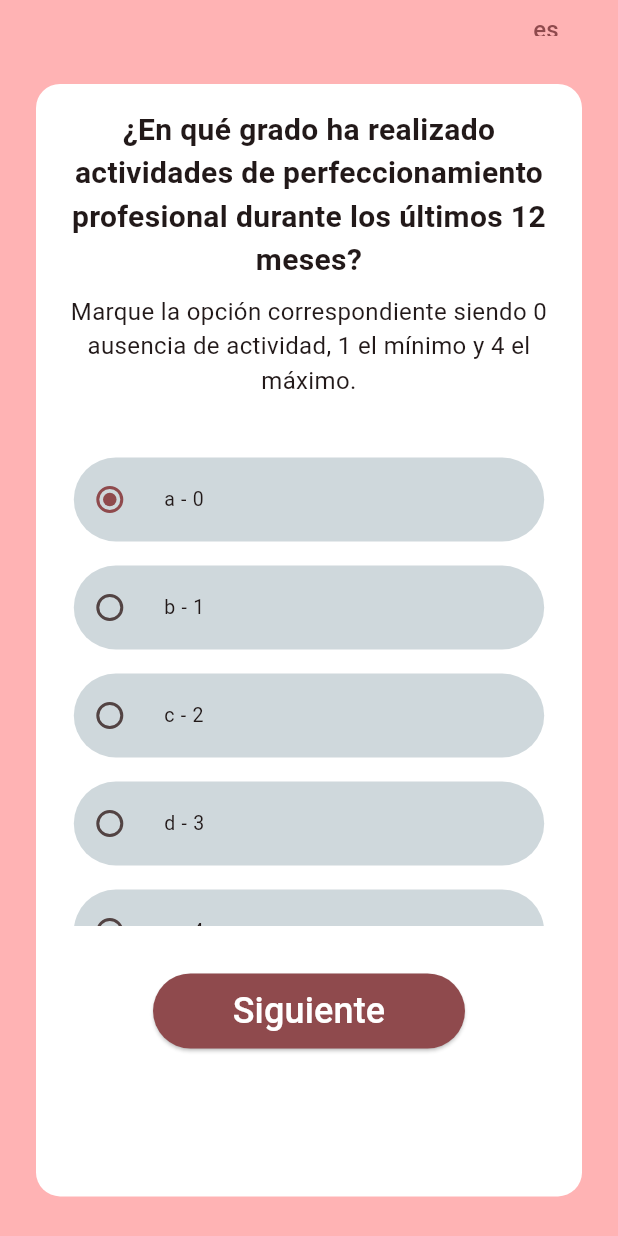
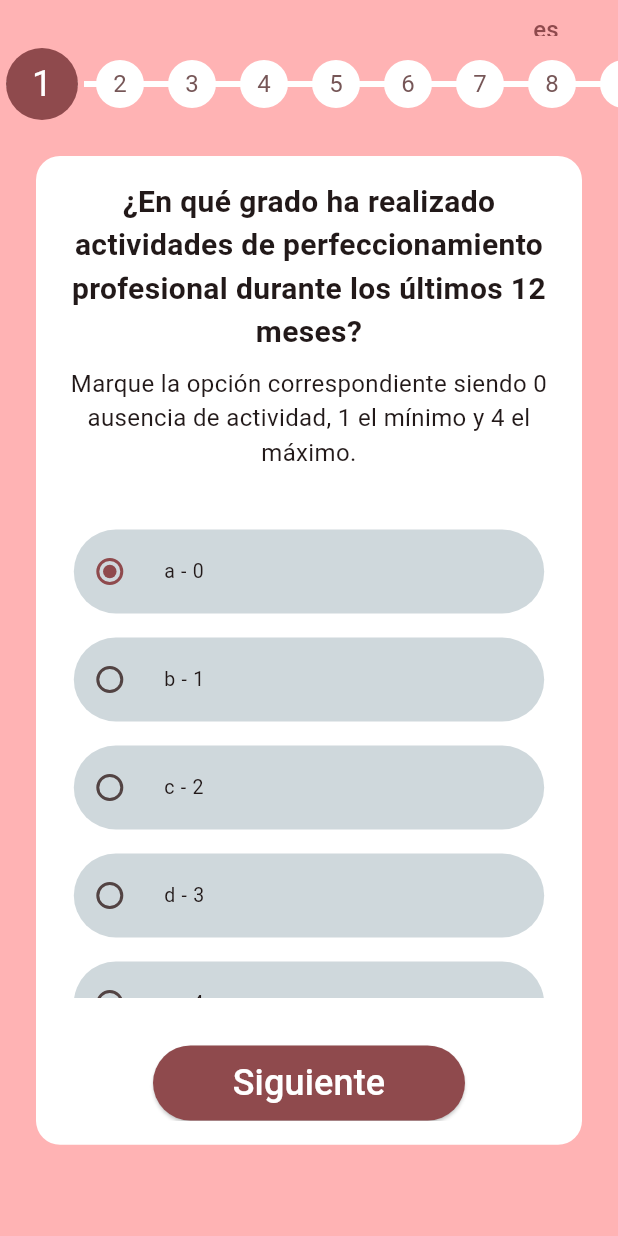
Before and after one commit to tomasatisocco/coaching-test, a Flutter app: the CoachingTestPageView widget shown alone on an empty page, opened directly, on a phone screen of 412 x 824 dp. Run offline on Flutter 3.47's test engine with Material 2 defaults, Android fonts, the phone set to English and light mode, and no system bars; our stand-ins replace bloc, cloud_firestore, firebase_core, flutter_bloc, go_router, responsive_builder and 1 more; accounts and stored records are empty; generated files the repository leaves out were written again.

Commit message:
Add progress bar to test page

```diff
--- a/lib/coaching_test/view/coaching_test_page.dart
+++ b/lib/coaching_test/view/coaching_test_page.dart
@@ -74,6 +74,7 @@ class _CoachingTestPageViewState extends State<CoachingTestPageView> {
           return QuestionPage(
             question: questionsList[index],
             pageController: _pageController,
+            currentPageIndex: index,
             onCompleted: (key, value) async {
               await context.read<CoachingTestCubit>().updateTest(
                     key,
--- a/lib/coaching_test/view/question_page.dart
+++ b/lib/coaching_test/view/question_page.dart
@@ -2,6 +2,7 @@ import 'package:coaching/app/widgets/language_switch_widget.dart';
 import 'package:coaching/coaching_test/cubit/coaching_test_cubit.dart';
 import 'package:coaching/coaching_test/models/question_model.dart';
 import 'package:coaching/coaching_test/widgets/next_question_button.dart';
+import 'package:coaching/coaching_test/widgets/test_progress_bar.dart';
 import 'package:coaching/l10n/l10n.dart';
 import 'package:flutter/material.dart';
 import 'package:flutter/services.dart';
@@ -14,11 +15,13 @@ class QuestionPage extends StatefulWidget {
     required this.question,
     required this.pageController,
     required this.onCompleted,
+    required this.currentPageIndex,
   });
 
   final QuestionModel question;
   final PageController pageController;
   final Future<void> Function(String key, int value) onCompleted;
+  final int currentPageIndex;
 
   @override
   State<QuestionPage> createState() => _QuestionPageState();
@@ -92,6 +95,7 @@ class _QuestionPageState extends State<QuestionPage> {
               selectedValue: _selectedValue,
               onBackPress: onBackPress,
               onCompleted: onComplete,
+              currentPageIndex: widget.currentPageIndex,
               onSelectedValue: (value) {
                 setState(() {
                   _selectedValue = value;
@@ -104,6 +108,7 @@ class _QuestionPageState extends State<QuestionPage> {
             selectedValue: _selectedValue,
             onBackPress: onBackPress,
             onCompleted: onComplete,
+            currentPageIndex: widget.currentPageIndex,
             onSelectedValue: (value) {
               setState(() {
                 _selectedValue = value;
@@ -124,6 +129,7 @@ class QuestionPageMobileView extends StatelessWidget {
     required this.onBackPress,
     required this.onCompleted,
     required this.onSelectedValue,
+    required this.currentPageIndex,
   });
 
   final QuestionModel question;
@@ -131,6 +137,7 @@ class QuestionPageMobileView extends StatelessWidget {
   final Future<void> Function() onCompleted;
   final Future<void> Function() onBackPress;
   final void Function(int value) onSelectedValue;
+  final int currentPageIndex;
 
   @override
   Widget build(BuildContext context) {
@@ -144,10 +151,13 @@ class QuestionPageMobileView extends StatelessWidget {
           SizedBox(width: 16),
         ],
       ),
-      body: Padding(
+      body: Column(
+        children: [
+          TestProgressBar(currentPageIndex: currentPageIndex),
+          Padding(
             padding: const EdgeInsets.all(24),
             child: Container(
-          height: MediaQuery.of(context).size.height * 0.9,
+              height: MediaQuery.of(context).size.height * 0.8,
               decoration: const BoxDecoration(
                 color: Colors.white,
                 borderRadius: BorderRadius.all(
@@ -194,7 +204,8 @@ class QuestionPageMobileView extends StatelessWidget {
                                 value: index,
                                 groupValue: selectedValue,
                                 dense: true,
-                            onChanged: (value) => onSelectedValue(value ?? 0),
+                                onChanged: (value) =>
+                                    onSelectedValue(value ?? 0),
                                 contentPadding: const EdgeInsets.all(4),
                                 title: Text(
                                   // ignore: lines_longer_than_80_chars
@@ -220,6 +231,8 @@ class QuestionPageMobileView extends StatelessWidget {
               ),
             ),
           ),
+        ],
+      ),
     );
   }
 }
@@ -232,6 +245,7 @@ class QuestionPageDesktopView extends StatelessWidget {
     required this.onBackPress,
     required this.onCompleted,
     required this.onSelectedValue,
+    required this.currentPageIndex,
   });
 
   final QuestionModel question;
@@ -239,6 +253,7 @@ class QuestionPageDesktopView extends StatelessWidget {
   final Future<void> Function() onCompleted;
   final Future<void> Function() onBackPress;
   final void Function(int value) onSelectedValue;
+  final int currentPageIndex;
 
   @override
   Widget build(BuildContext context) {
@@ -258,6 +273,13 @@ class QuestionPageDesktopView extends StatelessWidget {
             height: MediaQuery.of(context).size.height,
             child: Column(
               children: [
+                TestProgressBar(
+                  currentPageIndex: currentPageIndex,
+                  isWeb: true,
+                ),
+                const SizedBox(
+                  height: 12,
+                ),
                 Container(
                   padding: const EdgeInsets.all(12),
                   width: double.infinity,
--- /dev/null
+++ b/lib/coaching_test/widgets/test_progress_bar.dart
@@ -0,0 +1,66 @@
+import 'package:flutter/material.dart';
+
+class TestProgressBar extends StatelessWidget {
+  const TestProgressBar({
+    super.key,
+    required this.currentPageIndex,
+    this.isWeb = false,
+  });
+
+  final int currentPageIndex;
+  final bool isWeb;
+
+  @override
+  Widget build(BuildContext context) {
+    final backgroundColor = isWeb
+        ? Theme.of(context).colorScheme.inversePrimary
+        : Theme.of(context).colorScheme.onSecondary;
+    return SizedBox(
+      height: 48,
+      child: ListView.builder(
+        scrollDirection: Axis.horizontal,
+        itemCount: 25,
+        controller: ScrollController(
+          initialScrollOffset: currentPageIndex >= 18
+              ? currentPageIndex * 32.0
+              : currentPageIndex * 12,
+        ),
+        itemBuilder: (context, index) {
+          return Stack(
+            alignment: Alignment.center,
+            children: [
+              Container(
+                color: backgroundColor,
+                width: 48,
+                height: 4,
+              ),
+              Padding(
+                padding: const EdgeInsets.symmetric(horizontal: 4),
+                child: Container(
+                  width: index == currentPageIndex ? 48 : 32,
+                  decoration: BoxDecoration(
+                    color: index == currentPageIndex
+                        ? Theme.of(context).colorScheme.primary
+                        : backgroundColor,
+                    shape: BoxShape.circle,
+                  ),
+                  child: Center(
+                    child: Text(
+                      (index + 1).toString(),
+                      style: TextStyle(
+                        color: index == currentPageIndex
+                            ? Theme.of(context).colorScheme.onPrimary
+                            : Theme.of(context).colorScheme.secondary,
+                        fontSize: index == currentPageIndex ? 24 : 16,
+                      ),
+                    ),
+                  ),
+                ),
+              ),
+            ],
+          );
+        },
+      ),
+    );
+  }
+}
```
Also changed, not shown: 1 other file. Lines whose indentation alone changed are shown as unchanged.
